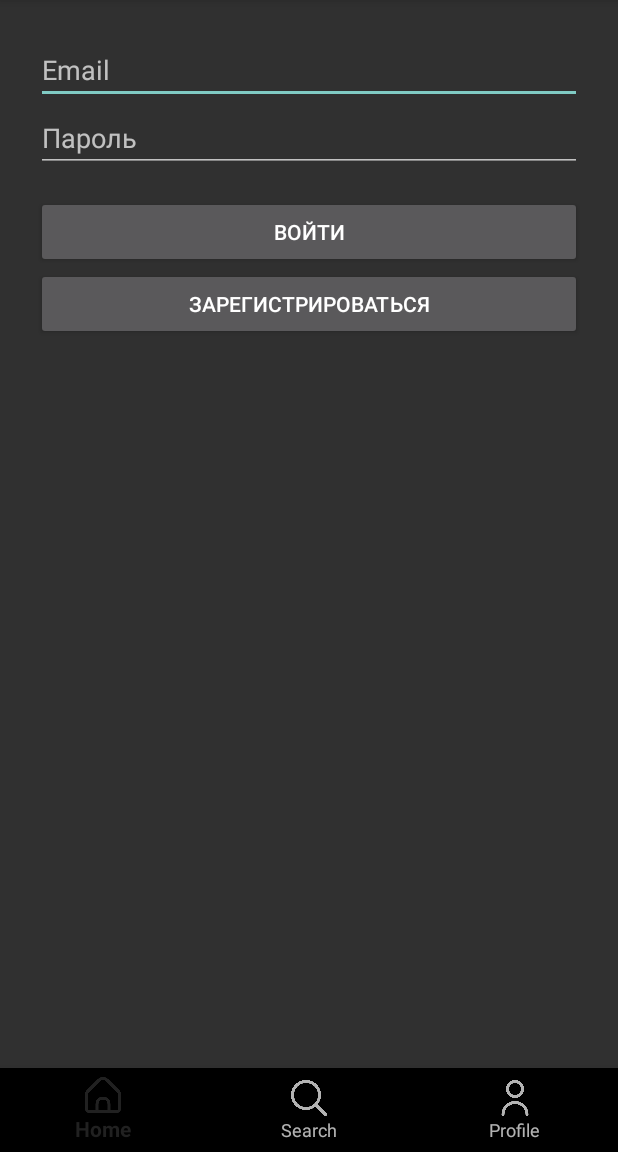
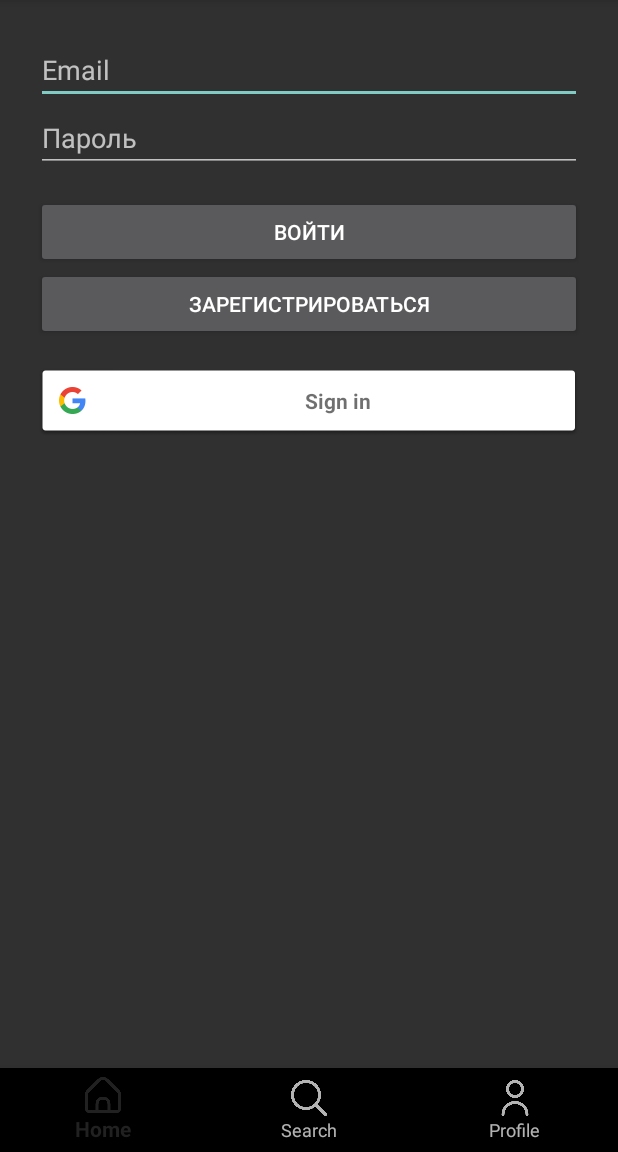
Before and after one commit to karmotrineluv/ibacocktailbook, an Android app built with Jetpack Compose: the screen it shows after launch (MainActivity), on a phone screen of 412 x 824 dp, the part 84-1236 px from its top. Run offline under Robolectric (Android 15) with nearby library versions, the phone set to English and light mode, and no system bars; our stand-ins replace Firebase (no records; nobody signed in at launch, a user with empty details on screens opened directly), navigation-ui.

Commit message:
google auth added

```diff
--- a/app/build.gradle.kts
+++ b/app/build.gradle.kts
@@ -56,6 +56,7 @@ dependencies {
     implementation(libs.androidx.navigation.fragment.ktx)
     implementation(libs.androidx.navigation.ui.ktx)
     implementation(libs.firebase.auth.ktx)
+    implementation(libs.google.signin)
     testImplementation(libs.junit)
     androidTestImplementation(libs.androidx.junit)
     androidTestImplementation(libs.androidx.espresso.core)
@@ -66,3 +67,5 @@ dependencies {
 
     implementation(platform("com.google.firebase:firebase-bom:33.12.0"))
 }
+
+apply(plugin = "com.google.gms.google-services")
--- a/app/src/main/java/com/example/ibacocktailbook/ui/auth/LoginFragment.kt
+++ b/app/src/main/java/com/example/ibacocktailbook/ui/auth/LoginFragment.kt
@@ -1,5 +1,7 @@
 package com.example.ibacocktailbook.ui.auth
 
+import android.app.Activity
+import android.content.Intent
 import android.os.Bundle
 import android.view.LayoutInflater
 import android.view.View
@@ -7,19 +9,43 @@ import android.view.ViewGroup
 import android.widget.Toast
 import androidx.fragment.app.Fragment
 import androidx.navigation.fragment.findNavController
+import com.example.ibacocktailbook.R
 import com.example.ibacocktailbook.databinding.FragmentLoginBinding
+import com.google.android.gms.auth.api.signin.*
+import com.google.android.gms.common.api.ApiException
 import com.google.firebase.auth.FirebaseAuth
-import com.example.ibacocktailbook.R
-
+import com.google.firebase.auth.GoogleAuthProvider
 
 class LoginFragment : Fragment() {
+
     private lateinit var binding: FragmentLoginBinding
     private lateinit var auth: FirebaseAuth
+    private lateinit var googleSignInClient: GoogleSignInClient
 
-    override fun onCreateView(inflater: LayoutInflater, container: ViewGroup?, savedInstanceState: Bundle?): View {
+    private val RC_SIGN_IN = 9001
+
+    override fun onCreateView(
+        inflater: LayoutInflater, container: ViewGroup?,
+        savedInstanceState: Bundle?
+    ): View {
         binding = FragmentLoginBinding.inflate(inflater, container, false)
         auth = FirebaseAuth.getInstance()
 
+        // Настройка Google Sign-In
+        val gso = GoogleSignInOptions.Builder(GoogleSignInOptions.DEFAULT_SIGN_IN)
+            .requestIdToken(getString(R.string.default_web_client_id)) // из google-services.json
+            .requestEmail()
+            .build()
+
+        googleSignInClient = GoogleSignIn.getClient(requireContext(), gso)
+
+        // Кнопка входа через Google
+        binding.googleSignInButton.setOnClickListener {
+            val signInIntent = googleSignInClient.signInIntent
+            startActivityForResult(signInIntent, RC_SIGN_IN)
+        }
+
+        // Кнопка обычного входа
         binding.loginButton.setOnClickListener {
             val email = binding.emailEditText.text.toString().trim()
             val password = binding.passwordEditText.text.toString().trim()
@@ -29,8 +55,6 @@ class LoginFragment : Fragment() {
             } else {
                 auth.signInWithEmailAndPassword(email, password).addOnCompleteListener { task ->
                     if (task.isSuccessful) {
-                        Toast.makeText(context, "Вход выполнен", Toast.LENGTH_SHORT).show()
-                        // Навигация на главный экран
                         findNavController().navigate(R.id.action_loginFragment_to_homeFragment)
                     } else {
                         Toast.makeText(context, "Ошибка: ${task.exception?.message}", Toast.LENGTH_SHORT).show()
@@ -39,6 +63,7 @@ class LoginFragment : Fragment() {
             }
         }
 
+        // Кнопка регистрации
         binding.registerButton.setOnClickListener {
             val email = binding.emailEditText.text.toString().trim()
             val password = binding.passwordEditText.text.toString().trim()
@@ -48,8 +73,6 @@ class LoginFragment : Fragment() {
             } else {
                 auth.createUserWithEmailAndPassword(email, password).addOnCompleteListener { task ->
                     if (task.isSuccessful) {
-                        Toast.makeText(context, "Регистрация успешна", Toast.LENGTH_SHORT).show()
-                        // Навигация на главный экран
                         findNavController().navigate(R.id.action_loginFragment_to_homeFragment)
                     } else {
                         Toast.makeText(context, "Ошибка: ${task.exception?.message}", Toast.LENGTH_SHORT).show()
@@ -60,4 +83,29 @@ class LoginFragment : Fragment() {
 
         return binding.root
     }
+
+    override fun onActivityResult(requestCode: Int, resultCode: Int, data: Intent?) {
+        super.onActivityResult(requestCode, resultCode, data)
+
+        if (requestCode == RC_SIGN_IN) {
+            val task = GoogleSignIn.getSignedInAccountFromIntent(data)
+            try {
+                val account = task.getResult(ApiException::class.java)!!
+                firebaseAuthWithGoogle(account.idToken!!)
+            } catch (e: ApiException) {
+                Toast.makeText(context, "Ошибка входа: ${e.message}", Toast.LENGTH_SHORT).show()
+            }
+        }
+    }
+
+    private fun firebaseAuthWithGoogle(idToken: String) {
+        val credential = GoogleAuthProvider.getCredential(idToken, null)
+        auth.signInWithCredential(credential).addOnCompleteListener(requireActivity()) { task ->
+            if (task.isSuccessful) {
+                findNavController().navigate(R.id.action_loginFragment_to_homeFragment)
+            } else {
+                Toast.makeText(context, "Ошибка Firebase: ${task.exception?.message}", Toast.LENGTH_SHORT).show()
+            }
+        }
+    }
 }
--- a/app/src/main/res/layout/fragment_login.xml
+++ b/app/src/main/res/layout/fragment_login.xml
@@ -31,4 +31,12 @@
         android:text="Зарегистрироваться"
         android:layout_width="match_parent"
         android:layout_height="wrap_content" />
+
+    <com.google.android.gms.common.SignInButton
+        android:id="@+id/googleSignInButton"
+        android:layout_width="match_parent"
+        android:layout_height="wrap_content"
+        android:layout_marginTop="16dp"/>
+
+
 </LinearLayout>
--- a/app/src/main/res/values/strings.xml
+++ b/app/src/main/res/values/strings.xml
@@ -1,3 +1,5 @@
 <resources>
     <string name="app_name">ibacocktailbook</string>
+    <string name="default_web_client_id">474309274156-qn042fn46340svagtmn707rhtgs5fmi0.apps.googleusercontent.com</string>
+
 </resources>
--- a/build.gradle.kts
+++ b/build.gradle.kts
@@ -1,7 +1,7 @@
 // Top-level build file where you can add configuration options common to all sub-projects/modules.
 plugins {
-    id("com.google.gms.google-services") version "4.4.2" apply false
 
+    alias(libs.plugins.google.services) apply false
     alias(libs.plugins.android.application) apply false
     alias(libs.plugins.kotlin.android) apply false
     alias(libs.plugins.kotlin.compose) apply false
--- a/gradle/libs.versions.toml
+++ b/gradle/libs.versions.toml
@@ -32,8 +32,10 @@ androidx-appcompat = { group = "androidx.appcompat", name = "appcompat", version
 androidx-navigation-fragment-ktx = { group = "androidx.navigation", name = "navigation-fragment-ktx", version.ref = "navigationFragmentKtx" }
 androidx-navigation-ui-ktx = { group = "androidx.navigation", name = "navigation-ui-ktx", version.ref = "navigationUiKtx" }
 firebase-auth-ktx = { group = "com.google.firebase", name = "firebase-auth-ktx", version.ref = "firebaseAuthKtx" }
+google-signin = { module = "com.google.android.gms:play-services-auth", version = "21.0.0" }
 
 [plugins]
 android-application = { id = "com.android.application", version.ref = "agp" }
 kotlin-android = { id = "org.jetbrains.kotlin.android", version.ref = "kotlin" }
 kotlin-compose = { id = "org.jetbrains.kotlin.plugin.compose", version.ref = "kotlin" }
+google-services = { id = "com.google.gms.google-services", version = "4.4.1" }
```
Also changed, not shown: 1 other file.
